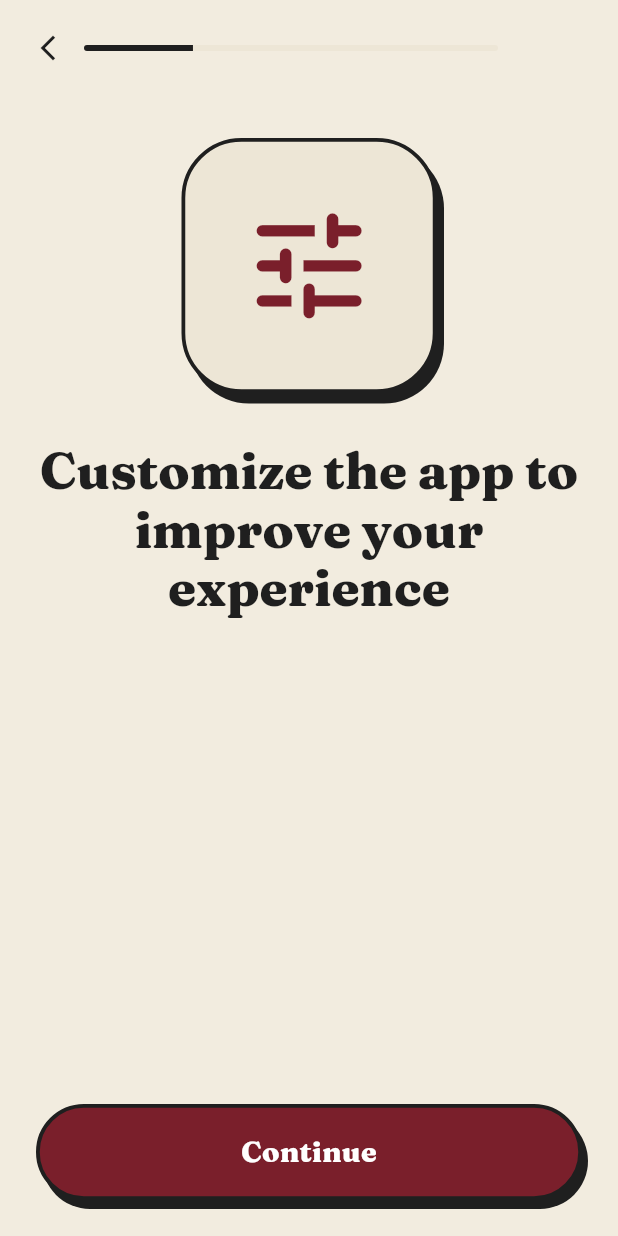
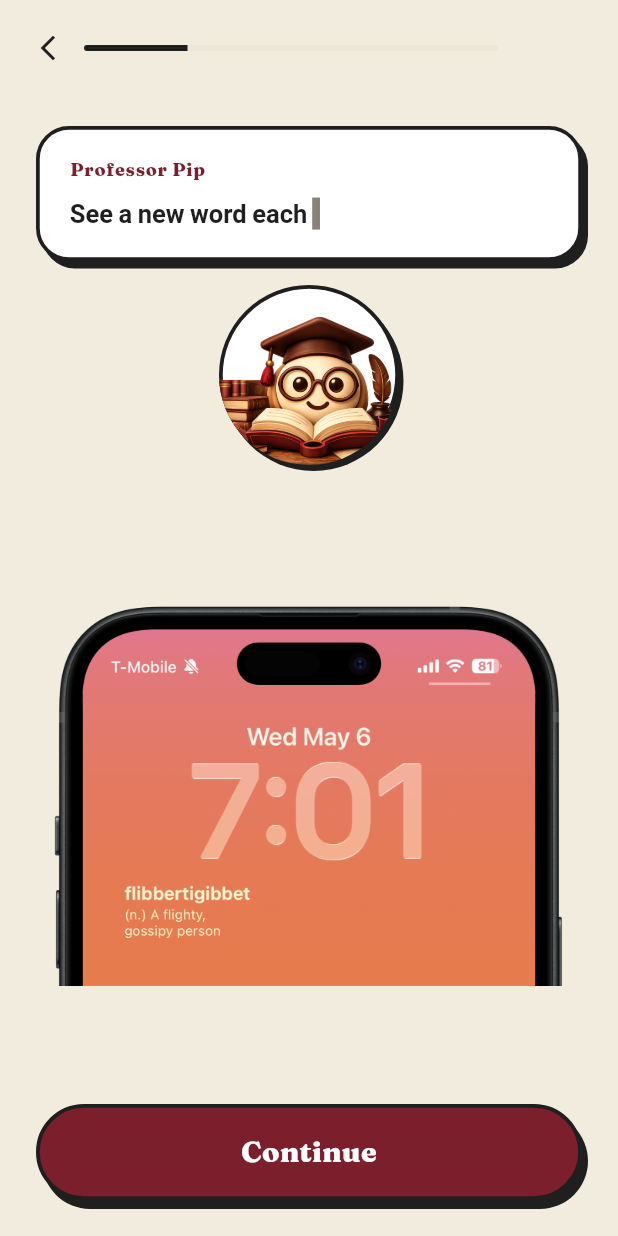
Before and after one commit to gdroel/vocabgenius, a Flutter app: the screen it shows after launch, swiped to page 5, on a phone screen of 412 x 824 dp. Run offline on Flutter 3.47's test engine with Material 3 defaults, Android fonts, the phone set to English and light mode, and no system bars; our stand-ins replace flutter_local_notifications, google_fonts, in_app_purchase, shared_preferences, timezone; missing offline and left inert: facebook_app_events, posthog_flutter.

Commit message:
Add lockscreen onboarding step and gate trial reminder behind hard paywall
- New onboarding step after the name screen showing the lock-screen
  graphic with Pip saying "See a new word each hour on your lock screen!".
- Paywall trial-reminder timeline row and toggle now only render when
  the hard-paywall Posthog flag is enabled.
- Timeline connectors stretch via IntrinsicHeight so the line meets
  each icon flush regardless of row height.
- Bump the close X icon from 18 to 24.

Co-Authored-By: Claude Opus 4.7 (1M context) <noreply@anthropic.com>

```diff
--- a/lib/onboarding/flow.dart
+++ b/lib/onboarding/flow.dart
@@ -25,6 +25,7 @@ class _OnboardingFlowState extends State<OnboardingFlow> {
     (cb) => Step02TailorIntro(cb: cb),
     (cb) => Step03Gender(cb: cb),
     (cb) => Step04Name(cb: cb),
+    (cb) => Step04bLockscreenIntro(cb: cb),
     (cb) => Step05CustomizeIntro(cb: cb),
     (cb) => Step11Categories(cb: cb),
     (cb) => Step12Curiosity(cb: cb),
--- a/lib/onboarding/screens/screens.dart
+++ b/lib/onboarding/screens/screens.dart
@@ -453,6 +453,67 @@ class _Step04NameState extends State<Step04Name> {
               onPressed: data.name.trim().isEmpty ? null : widget.cb.next,
               enabled: data.name.trim().isNotEmpty,
             ),
+          ],
+        ),
+      ),
+    );
+  }
+}
+
+// 4b. Lockscreen preview
+class Step04bLockscreenIntro extends StatelessWidget {
+  final StepCallbacks cb;
+  const Step04bLockscreenIntro({super.key, required this.cb});
+
+  @override
+  Widget build(BuildContext context) {
+    return OnboardingScaffold(
+      progress: cb.progress,
+      onBack: cb.back,
+      child: Padding(
+        padding: const EdgeInsets.fromLTRB(24, 16, 24, 24),
+        child: Column(
+          crossAxisAlignment: CrossAxisAlignment.stretch,
+          children: [
+            const SizedBox(height: 8),
+            const _PipIntroBubble(
+              lines: ['See a new word each hour on your lock screen!'],
+            ),
+            const SizedBox(height: 16),
+            Center(
+              child: Container(
+                width: 120,
+                height: 120,
+                decoration: BoxDecoration(
+                  color: Colors.white,
+                  shape: BoxShape.circle,
+                  border: Border.all(
+                    color: Brutal.borderColor,
+                    width: Brutal.borderWidth,
+                  ),
+                  boxShadow: Brutal.shadow(dx: 3, dy: 4),
+                ),
+                clipBehavior: Clip.antiAlias,
+                child: Transform.scale(
+                  scale: 1.25,
+                  child: Image.asset(
+                    'assets/hero-image.png',
+                    fit: BoxFit.cover,
+                  ),
+                ),
+              ),
+            ),
+            const SizedBox(height: 16),
+            Expanded(
+              child: Center(
+                child: Image.asset(
+                  'assets/lockscreen.png',
+                  fit: BoxFit.contain,
+                ),
+              ),
+            ),
+            const SizedBox(height: 16),
+            PrimaryButton(label: 'Continue', onPressed: cb.next),
           ],
         ),
       ),
```
Also changed, not shown: lib/billing/paywall_screen.dart (+20 -9 lines).
